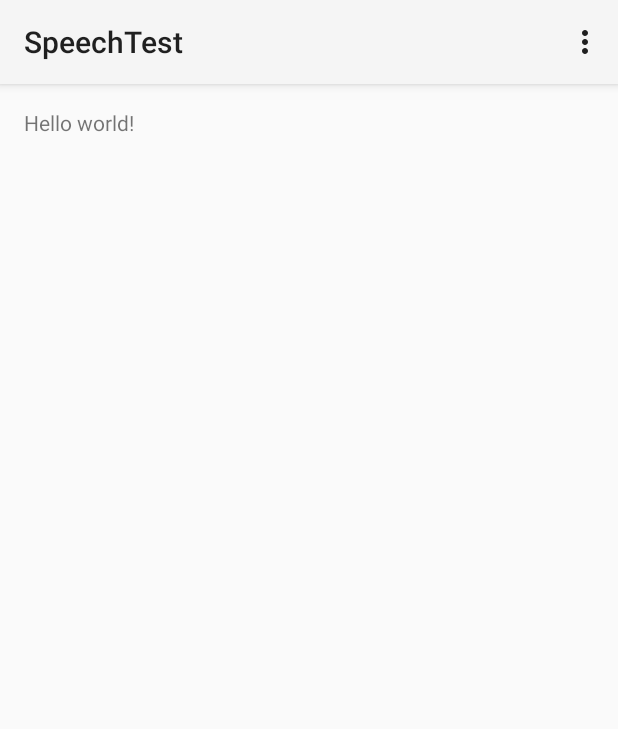
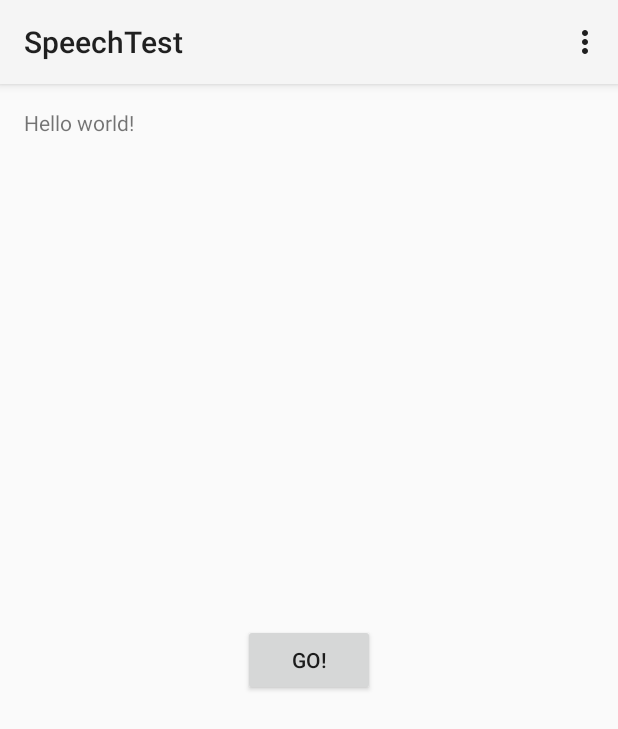
Before and after one commit to chrisoei/speech-test, an Android app: the screen it shows after launch (MainActivity), on a phone screen of 412 x 824 dp. Shown: the top 729 px of the screen. Run offline under Robolectric (Android 15) with nearby library versions, the phone set to English and light mode, and no system bars.

```diff
--- a/app/src/main/java/io/oei/speechtest/MainActivity.java
+++ b/app/src/main/java/io/oei/speechtest/MainActivity.java
@@ -3,16 +3,20 @@ package io.oei.speechtest;
 import android.app.Activity;
 import android.app.ActionBar;
 import android.app.Fragment;
+import android.content.Intent;
 import android.os.Bundle;
+import android.util.Log;
 import android.view.LayoutInflater;
 import android.view.Menu;
 import android.view.MenuItem;
 import android.view.View;
 import android.view.ViewGroup;
+import android.widget.Button;
 import android.os.Build;
 
+public class MainActivity extends Activity {
 
-public class MainActivity extends Activity {
+    protected static final String log_tag = "speech_test";
 
     @Override
     protected void onCreate(Bundle savedInstanceState) {
@@ -22,6 +26,7 @@ public class MainActivity extends Activity {
             getFragmentManager().beginTransaction()
                     .add(R.id.container, new PlaceholderFragment())
                     .commit();
+            Brains.init(getApplicationContext());
         }
     }
 
@@ -60,6 +65,13 @@ public class MainActivity extends Activity {
         public View onCreateView(LayoutInflater inflater, ViewGroup container,
                                  Bundle savedInstanceState) {
             View rootView = inflater.inflate(R.layout.fragment_main, container, false);
+            Log.d(log_tag, "findViewById " + rootView.findViewById(R.id.button));
+
+            ((Button) rootView.findViewById(R.id.button)).setOnClickListener(new View.OnClickListener() {
+                public void onClick(View v) {
+                    Brains.go();
+               }
+            });
             return rootView;
         }
     }
--- a/app/src/main/res/layout/fragment_main.xml
+++ b/app/src/main/res/layout/fragment_main.xml
@@ -7,6 +7,16 @@
     tools:context=".MainActivity$PlaceholderFragment">
 
     <TextView android:text="@string/hello_world" android:layout_width="wrap_content"
-        android:layout_height="wrap_content" />
+        android:layout_height="wrap_content"
+        android:id="@+id/textView" />
+
+    <Button
+        android:layout_width="wrap_content"
+        android:layout_height="wrap_content"
+        android:text="Go!"
+        android:id="@+id/button"
+        android:layout_centerVertical="true"
+        android:layout_centerHorizontal="true"
+        android:clickable="true" />
 
 </RelativeLayout>
```
Also changed, not shown: app/src/main/java/io/oei/speechtest/Brains.java (added, +153 -0 lines), 1 other file.
